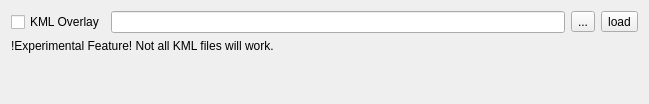
Open-MSS/MSS, file mslib/msui/ui_kmloverlay_dockwidget.ui: the form before one commit.
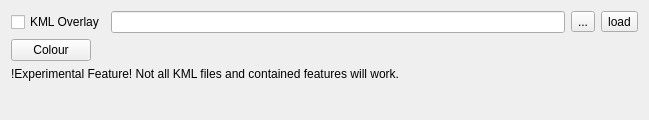
The form after the commit.

Commit message:
KML: Add LineString support and ability to change colour of overlay
In addition, the name of Point placemarks is added as text.
Added two basic sample files to the docs/samples folder for testing.

See Issue #98

```diff
--- a/mslib/msui/ui_kmloverlay_dockwidget.ui
+++ b/mslib/msui/ui_kmloverlay_dockwidget.ui
@@ -7,7 +7,7 @@
     <x>0</x>
     <y>0</y>
     <width>649</width>
-    <height>104</height>
+    <height>120</height>
    </rect>
   </property>
   <property name="windowTitle">
@@ -43,12 +43,33 @@
     </layout>
    </item>
    <item>
-    <layout class="QHBoxLayout" name="horizontalLayout_7"/>
+    <layout class="QHBoxLayout" name="horizontalLayout_7">
+     <item>
+      <widget class="QPushButton" name="pbSelectColour">
+       <property name="text">
+        <string>Colour</string>
+       </property>
+      </widget>
+     </item>
+     <item>
+      <spacer name="horizontalSpacer">
+       <property name="orientation">
+        <enum>Qt::Horizontal</enum>
+       </property>
+       <property name="sizeHint" stdset="0">
+        <size>
+         <width>40</width>
+         <height>20</height>
+        </size>
+       </property>
+      </spacer>
+     </item>
+    </layout>
    </item>
    <item>
     <widget class="QLabel" name="label">
      <property name="text">
-      <string>!Experimental Feature! Not all KML files will work.</string>
+      <string>!Experimental Feature! Not all KML files and contained features will work.</string>
      </property>
     </widget>
    </item>
```
The commit also changes 5 other files.
